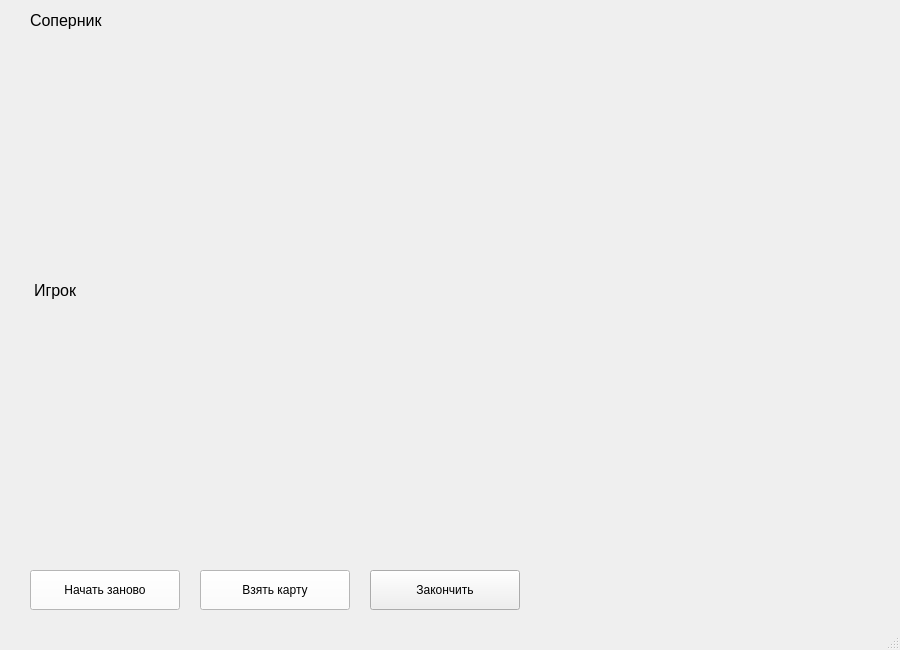
Before: the Qt Designer form internal/ooi/blackjack.ui in Tikhon2783/yandex-liceum-QT-project, drawn with Qt 5.
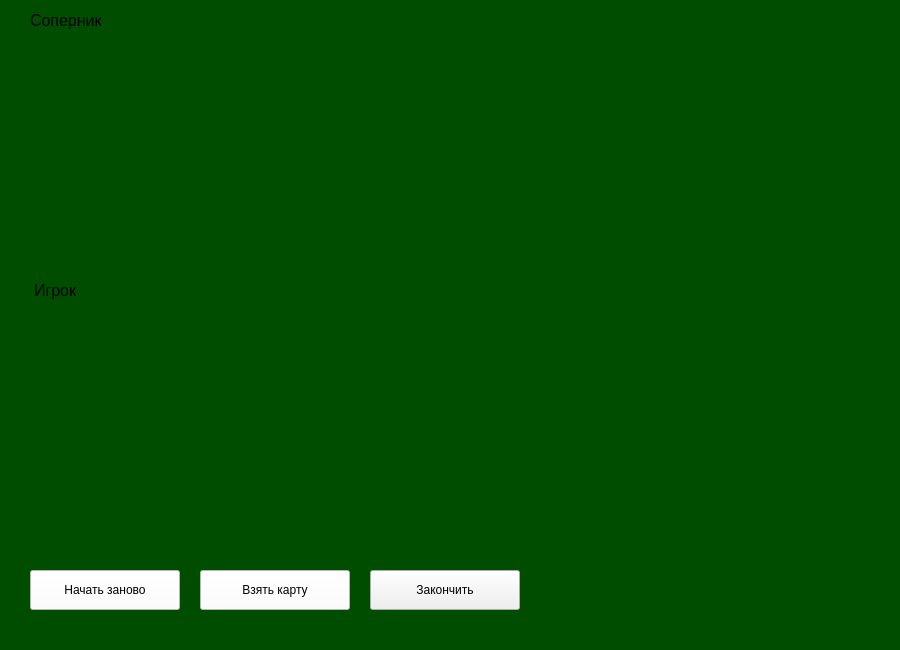
After: the same form once the commit is applied. Icons and pictures are not drawn.

What changed in the file:
```diff
--- a/internal/ooi/blackjack.ui
+++ b/internal/ooi/blackjack.ui
@@ -14,7 +14,7 @@
    <string>MainWindow</string>
   </property>
   <property name="styleSheet">
-   <string notr="true">background-color: &quot;dark blue";;</string>
+   <string notr="true">background-color: rgb(0, 77, 0);;</string>
   </property>
   <widget class="QWidget" name="centralwidget">
    <widget class="QPushButton" name="spushButton">
```
